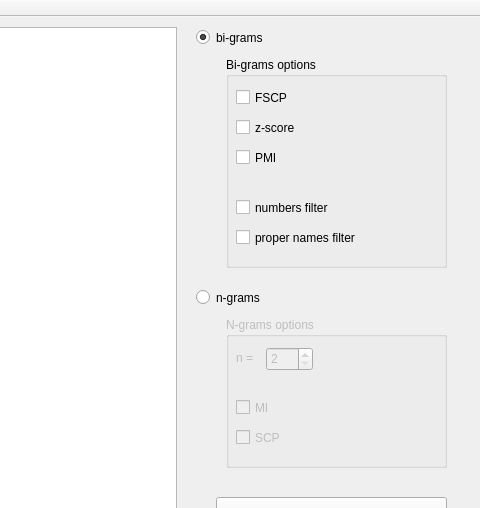
Above: mainwindow.ui from Refeel/WordsCollocations before the change; both pictures show x 584 to 1064 and y 0 to 508 of the 1064 by 590 pixel window. Below: the same form after it.
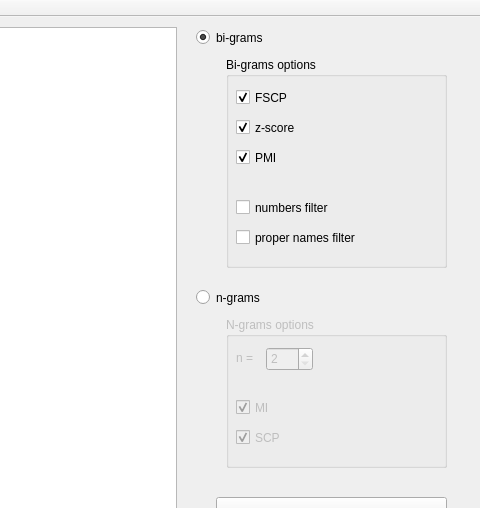
That is the form after the change.

Patch:
```diff
--- a/mainwindow.ui
+++ b/mainwindow.ui
@@ -38,6 +38,9 @@
      <property name="text">
       <string>FSCP</string>
      </property>
+     <property name="checked">
+      <bool>true</bool>
+     </property>
     </widget>
     <widget class="QCheckBox" name="zscoreCheckBox">
      <property name="geometry">
@@ -51,6 +54,9 @@
      <property name="text">
       <string>z-score</string>
      </property>
+     <property name="checked">
+      <bool>true</bool>
+     </property>
     </widget>
     <widget class="QCheckBox" name="PMICheckBox">
      <property name="geometry">
@@ -64,6 +70,9 @@
      <property name="text">
       <string>PMI</string>
      </property>
+     <property name="checked">
+      <bool>true</bool>
+     </property>
     </widget>
     <widget class="QCheckBox" name="numFilterCheckBox">
      <property name="geometry">
@@ -177,6 +186,9 @@
      <property name="text">
       <string>MI</string>
      </property>
+     <property name="checked">
+      <bool>true</bool>
+     </property>
     </widget>
     <widget class="QCheckBox" name="SCPCheckBox">
      <property name="geometry">
@@ -190,6 +202,9 @@
      <property name="text">
       <string>SCP</string>
      </property>
+     <property name="checked">
+      <bool>true</bool>
+     </property>
     </widget>
    </widget>
    <widget class="QPushButton" name="createCollPushButton">
```
Left out of the diff: 2 changed lines with no effect on the pictures.
